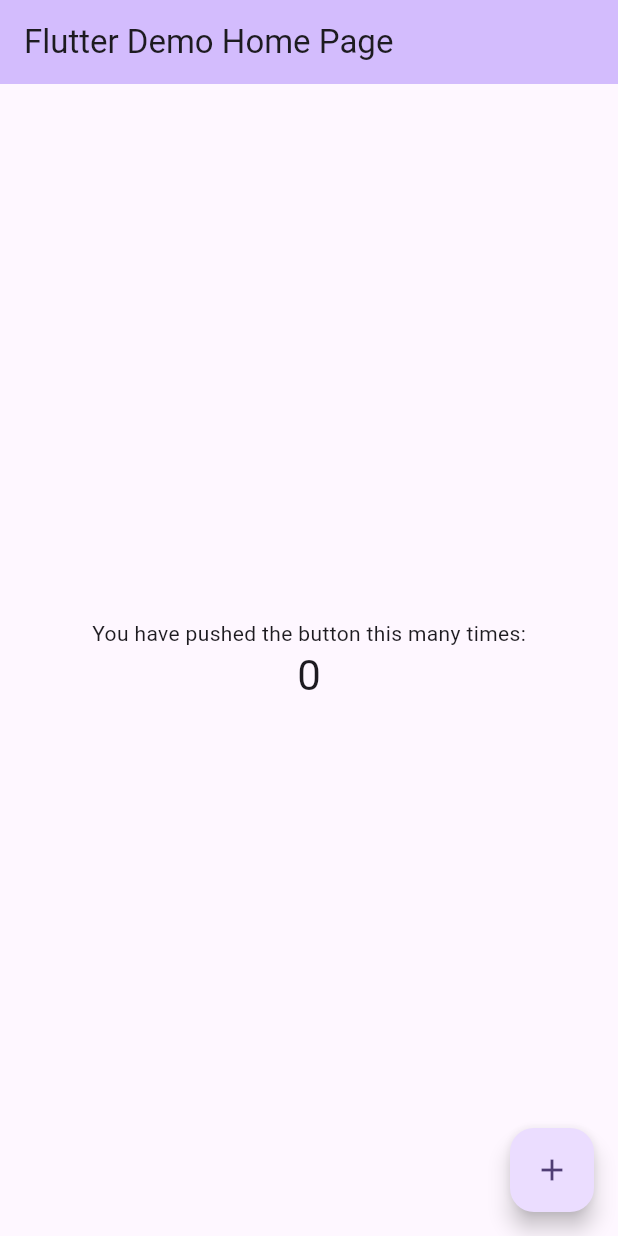
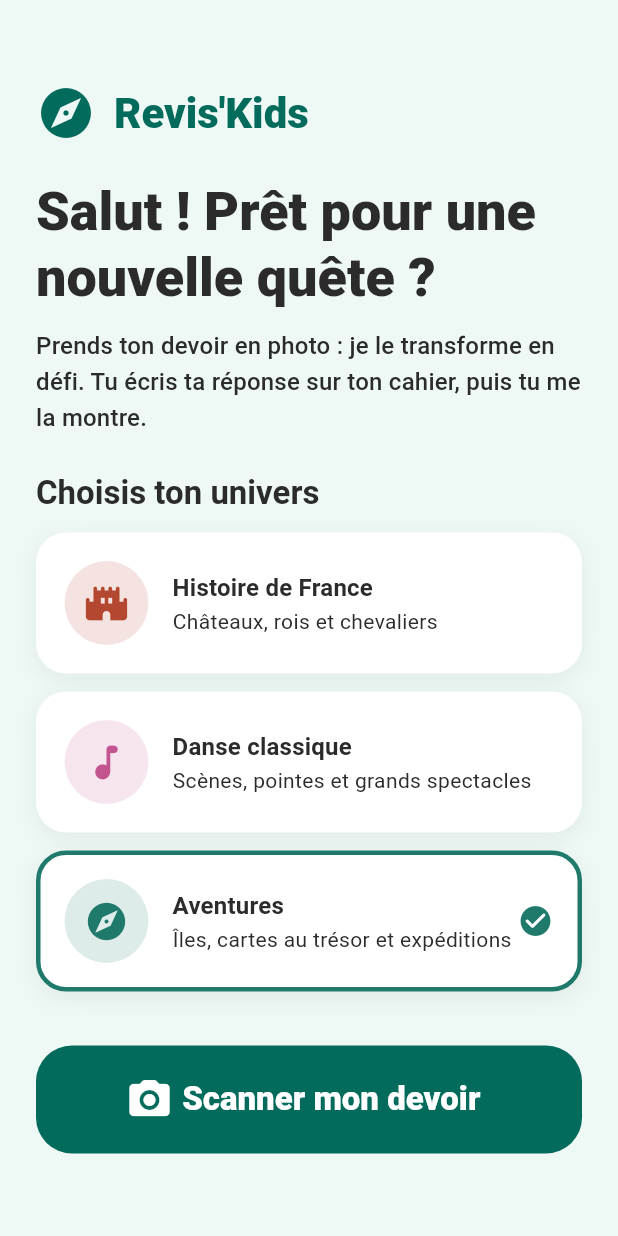
Before and after one commit to LucieAubret/revis-kids, a Flutter app: the screen it shows after launch, on a phone screen of 412 x 824 dp. Run offline on Flutter 3.47's test engine with Material 3 defaults, Android fonts, the phone set to English and light mode, and no system bars; our stand-ins replace flutter_riverpod, image_picker.

Commit message:
Écran d'accueil élève, choix du thème et écran de capture du devoir
Riverpod pour l'état, trois thèmes visuels, mise en page adaptative
(mobile et ordinateur), capture via image_picker avec repli fichier.

Co-Authored-By: Claude Sonnet 5.5 <noreply@anthropic.com>

```diff
--- /dev/null
+++ b/lib/core/quest_theme.dart
@@ -0,0 +1,64 @@
+import 'package:flutter/material.dart';
+import 'package:flutter_riverpod/flutter_riverpod.dart';
+
+/// Thème d'aventure choisi par l'élève : il habille la quête et l'interface.
+enum QuestTheme {
+  histoire(
+    label: 'Histoire de France',
+    tagline: 'Châteaux, rois et chevaliers',
+    icon: Icons.castle_rounded,
+    seed: Color(0xFFB3472F),
+    background: Color(0xFFFFF4E8),
+  ),
+  danse(
+    label: 'Danse classique',
+    tagline: 'Scènes, pointes et grands spectacles',
+    icon: Icons.music_note_rounded,
+    seed: Color(0xFFC2548F),
+    background: Color(0xFFFFF0F7),
+  ),
+  aventures(
+    label: 'Aventures',
+    tagline: 'Îles, cartes au trésor et expéditions',
+    icon: Icons.explore_rounded,
+    seed: Color(0xFF1F7A6B),
+    background: Color(0xFFEEF9F5),
+  );
+
+  const QuestTheme({
+    required this.label,
+    required this.tagline,
+    required this.icon,
+    required this.seed,
+    required this.background,
+  });
+
+  final String label;
+  final String tagline;
+  final IconData icon;
+  final Color seed;
+  final Color background;
+
+  ThemeData toThemeData() {
+    final scheme = ColorScheme.fromSeed(seedColor: seed, surface: background);
+    return ThemeData(
+      useMaterial3: true,
+      colorScheme: scheme,
+      scaffoldBackgroundColor: background,
+      textTheme: Typography.blackMountainView.apply(
+        bodyColor: const Color(0xFF2B2B2B),
+        displayColor: const Color(0xFF2B2B2B),
+      ),
+    );
+  }
+}
+
+class QuestThemeNotifier extends Notifier<QuestTheme> {
+  @override
+  QuestTheme build() => QuestTheme.aventures;
+
+  void select(QuestTheme theme) => state = theme;
+}
+
+final questThemeProvider =
+    NotifierProvider<QuestThemeNotifier, QuestTheme>(QuestThemeNotifier.new);
--- /dev/null
+++ b/lib/features/home/home_screen.dart
@@ -0,0 +1,232 @@
+import 'package:flutter/material.dart';
+import 'package:flutter_riverpod/flutter_riverpod.dart';
+
+import '../../core/quest_theme.dart';
+import '../scan/scan_screen.dart';
+
+class HomeScreen extends ConsumerWidget {
+  const HomeScreen({super.key});
+
+  @override
+  Widget build(BuildContext context, WidgetRef ref) {
+    final theme = ref.watch(questThemeProvider);
+    final scheme = Theme.of(context).colorScheme;
+
+    final hero = _Hero(theme: theme);
+    final picker = _ThemePicker(
+      selected: theme,
+      onSelect: (t) => ref.read(questThemeProvider.notifier).select(t),
+    );
+    final scanButton = _ScanButton(
+      onPressed: () => Navigator.of(context).push(
+        MaterialPageRoute<void>(builder: (_) => const ScanScreen()),
+      ),
+    );
+
+    return Scaffold(
+      body: SafeArea(
+        child: LayoutBuilder(
+          builder: (context, constraints) {
+            final wide = constraints.maxWidth >= 900;
+            return Center(
+              child: SingleChildScrollView(
+                padding: const EdgeInsets.all(24),
+                child: ConstrainedBox(
+                  constraints: const BoxConstraints(maxWidth: 1100),
+                  child: wide
+                      ? Row(
+                          crossAxisAlignment: CrossAxisAlignment.center,
+                          children: [
+                            Expanded(
+                              child: Column(
+                                crossAxisAlignment: CrossAxisAlignment.start,
+                                children: [hero, const SizedBox(height: 32), scanButton],
+                              ),
+                            ),
+                            const SizedBox(width: 48),
+                            Expanded(child: picker),
+                          ],
+                        )
+                      : Column(
+                          crossAxisAlignment: CrossAxisAlignment.stretch,
+                          children: [
+                            hero,
+                            const SizedBox(height: 24),
+                            picker,
+                            const SizedBox(height: 24),
+                            scanButton,
+                          ],
+                        ),
+                ),
+              ),
+            );
+          },
+        ),
+      ),
+      backgroundColor: scheme.surface,
+    );
+  }
+}
+
+class _Hero extends StatelessWidget {
+  const _Hero({required this.theme});
+
+  final QuestTheme theme;
+
+  @override
+  Widget build(BuildContext context) {
+    final text = Theme.of(context).textTheme;
+    final scheme = Theme.of(context).colorScheme;
+    return Column(
+      crossAxisAlignment: CrossAxisAlignment.start,
+      children: [
+        Row(
+          children: [
+            Icon(theme.icon, size: 40, color: scheme.primary),
+            const SizedBox(width: 12),
+            Text(
+              "Revis'Kids",
+              style: text.headlineMedium?.copyWith(
+                fontWeight: FontWeight.w800,
+                color: scheme.primary,
+              ),
+            ),
+          ],
+        ),
+        const SizedBox(height: 24),
+        Text(
+          'Salut ! Prêt pour une nouvelle quête ?',
+          style: text.displaySmall?.copyWith(fontWeight: FontWeight.w800),
+        ),
+        const SizedBox(height: 12),
+        Text(
+          'Prends ton devoir en photo : je le transforme en défi. '
+          'Tu écris ta réponse sur ton cahier, puis tu me la montre.',
+          style: text.titleMedium,
+        ),
+      ],
+    );
+  }
+}
+
+class _ThemePicker extends StatelessWidget {
+  const _ThemePicker({required this.selected, required this.onSelect});
+
+  final QuestTheme selected;
+  final ValueChanged<QuestTheme> onSelect;
+
+  @override
+  Widget build(BuildContext context) {
+    final text = Theme.of(context).textTheme;
+    return Column(
+      crossAxisAlignment: CrossAxisAlignment.start,
+      children: [
+        Text(
+          "Choisis ton univers",
+          style: text.titleLarge?.copyWith(fontWeight: FontWeight.w700),
+        ),
+        const SizedBox(height: 12),
+        for (final t in QuestTheme.values) ...[
+          _ThemeCard(
+            theme: t,
+            selected: t == selected,
+            onTap: () => onSelect(t),
+          ),
+          const SizedBox(height: 12),
+        ],
+      ],
+    );
+  }
+}
+
+class _ThemeCard extends StatelessWidget {
+  const _ThemeCard({
+    required this.theme,
+    required this.selected,
+    required this.onTap,
+  });
+
+  final QuestTheme theme;
+  final bool selected;
+  final VoidCallback onTap;
+
+  @override
+  Widget build(BuildContext context) {
+    final text = Theme.of(context).textTheme;
+    return Semantics(
+      button: true,
+      selected: selected,
+      label: theme.label,
+      child: InkWell(
+        borderRadius: BorderRadius.circular(20),
+        onTap: onTap,
+        child: AnimatedContainer(
+          duration: const Duration(milliseconds: 200),
+          padding: const EdgeInsets.all(16),
+          decoration: BoxDecoration(
+            color: Colors.white,
+            borderRadius: BorderRadius.circular(20),
+            border: Border.all(
+              color: selected ? theme.seed : Colors.transparent,
+              width: 3,
+            ),
+            boxShadow: [
+              BoxShadow(
+                color: Colors.black.withValues(alpha: 0.06),
+                blurRadius: 12,
+                offset: const Offset(0, 4),
+              ),
+            ],
+          ),
+          child: Row(
+            children: [
+              CircleAvatar(
+                radius: 28,
+                backgroundColor: theme.seed.withValues(alpha: 0.15),
+                child: Icon(theme.icon, color: theme.seed, size: 30),
+              ),
+              const SizedBox(width: 16),
+              Expanded(
+                child: Column(
+                  crossAxisAlignment: CrossAxisAlignment.start,
+                  children: [
+                    Text(
+                      theme.label,
+                      style: text.titleMedium?.copyWith(
+                        fontWeight: FontWeight.w700,
+                      ),
+                    ),
+                    Text(theme.tagline, style: text.bodyMedium),
+                  ],
+                ),
+              ),
+              if (selected) Icon(Icons.check_circle_rounded, color: theme.seed),
+            ],
+          ),
+        ),
+      ),
+    );
+  }
+}
+
+class _ScanButton extends StatelessWidget {
+  const _ScanButton({required this.onPressed});
+
+  final VoidCallback onPressed;
+
+  @override
+  Widget build(BuildContext context) {
+    return SizedBox(
+      height: 72,
+      child: FilledButton.icon(
+        onPressed: onPressed,
+        icon: const Icon(Icons.camera_alt_rounded, size: 32),
+        label: const Text('Scanner mon devoir'),
+        style: FilledButton.styleFrom(
+          textStyle: const TextStyle(fontSize: 22, fontWeight: FontWeight.w800),
+          shape: RoundedRectangleBorder(borderRadius: BorderRadius.circular(24)),
+        ),
+      ),
+    );
+  }
+}
--- a/lib/main.dart
+++ b/lib/main.dart
@@ -1,122 +1,24 @@
 import 'package:flutter/material.dart';
+import 'package:flutter_riverpod/flutter_riverpod.dart';
+
+import 'core/quest_theme.dart';
+import 'features/home/home_screen.dart';
 
 void main() {
-  runApp(const MyApp());
+  runApp(const ProviderScope(child: ReviskidsApp()));
 }
 
-class MyApp extends StatelessWidget {
-  const MyApp({super.key});
+class ReviskidsApp extends ConsumerWidget {
+  const ReviskidsApp({super.key});
 
-  // This widget is the root of your application.
   @override
-  Widget build(BuildContext context) {
+  Widget build(BuildContext context, WidgetRef ref) {
+    final theme = ref.watch(questThemeProvider);
     return MaterialApp(
-      title: 'Flutter Demo',
-      theme: ThemeData(
-        // This is the theme of your application.
-        //
-        // TRY THIS: Try running your application with "flutter run". You'll see
-        // the application has a purple toolbar. Then, without quitting the app,
-        // try changing the seedColor in the colorScheme below to Colors.green
-        // and then invoke "hot reload" (save your changes or press the "hot
-        // reload" button in a Flutter-supported IDE, or press "r" if you used
-        // the command line to start the app).
-        //
-        // Notice that the counter didn't reset back to zero; the application
-        // state is not lost during the reload. To reset the state, use hot
-        // restart instead.
-        //
-        // This works for code too, not just values: Most code changes can be
-        // tested with just a hot reload.
-        colorScheme: .fromSeed(seedColor: Colors.deepPurple),
-      ),
-      home: const MyHomePage(title: 'Flutter Demo Home Page'),
+      title: "Revis'Kids",
+      debugShowCheckedModeBanner: false,
+      theme: theme.toThemeData(),
+      home: const HomeScreen(),
     );
   }
 }
-
-class MyHomePage extends StatefulWidget {
-  const MyHomePage({super.key, required this.title});
-
-  // This widget is the home page of your application. It is stateful, meaning
-  // that it has a State object (defined below) that contains fields that affect
-  // how it looks.
-
-  // This class is the configuration for the state. It holds the values (in this
-  // case the title) provided by the parent (in this case the App widget) and
-  // used by the build method of the State. Fields in a Widget subclass are
-  // always marked "final".
-
-  final String title;
-
-  @override
-  State<MyHomePage> createState() => _MyHomePageState();
-}
-
-class _MyHomePageState extends State<MyHomePage> {
-  int _counter = 0;
-
-  void _incrementCounter() {
-    setState(() {
-      // This call to setState tells the Flutter framework that something has
-      // changed in this State, which causes it to rerun the build method below
-      // so that the display can reflect the updated values. If we changed
-      // _counter without calling setState(), then the build method would not be
-      // called again, and so nothing would appear to happen.
-      _counter++;
-    });
-  }
-
-  @override
-  Widget build(BuildContext context) {
-    // This method is rerun every time setState is called, for instance as done
-    // by the _incrementCounter method above.
-    //
-    // The Flutter framework has been optimized to make rerunning build methods
-    // fast, so that you can just rebuild anything that needs updating rather
-    // than having to individually change instances of widgets.
-    return Scaffold(
-      appBar: AppBar(
-        // TRY THIS: Try changing the color here to a specific color (to
-        // Colors.amber, perhaps?) and trigger a hot reload to see the AppBar
-        // change color while the other colors stay the same.
-        backgroundColor: Theme.of(context).colorScheme.inversePrimary,
-        // Here we take the value from the MyHomePage object that was created by
-        // the App.build method, and use it to set our appbar title.
-        title: Text(widget.title),
-      ),
-      body: Center(
-        // Center is a layout widget. It takes a single child and positions it
-        // in the middle of the parent.
-        child: Column(
-          // Column is also a layout widget. It takes a list of children and
-          // arranges them vertically. By default, it sizes itself to fit its
-          // children horizontally, and tries to be as tall as its parent.
-          //
-          // Column has various properties to control how it sizes itself and
-          // how it positions its children. Here we use mainAxisAlignment to
-          // center the children vertically; the main axis here is the vertical
-          // axis because Columns are vertical (the cross axis would be
-          // horizontal).
-          //
-          // TRY THIS: Invoke "debug painting" (choose the "Toggle Debug Paint"
-          // action in the IDE, or press "p" in the console), to see the
-          // wireframe for each widget.
-          mainAxisAlignment: .center,
-          children: [
-            const Text('You have pushed the button this many times:'),
-            Text(
-              '$_counter',
-              style: Theme.of(context).textTheme.headlineMedium,
-            ),
-          ],
-        ),
-      ),
-      floatingActionButton: FloatingActionButton(
-        onPressed: _incrementCounter,
-        tooltip: 'Increment',
-        child: const Icon(Icons.add),
-      ),
-    );
-  }
-}
--- a/pubspec.yaml
+++ b/pubspec.yaml
@@ -34,6 +34,8 @@ dependencies:
   # The following adds the Cupertino Icons font to your application.
   # Use with the CupertinoIcons class for iOS style icons.
   cupertino_icons: ^1.0.8
+  flutter_riverpod: ^3.4.3
+  image_picker: ^1.2.4
 
 dev_dependencies:
   flutter_test:
```
Also changed, not shown: lib/features/scan/scan_screen.dart (added, +129 -0 lines), pubspec.lock, 6 other files.
